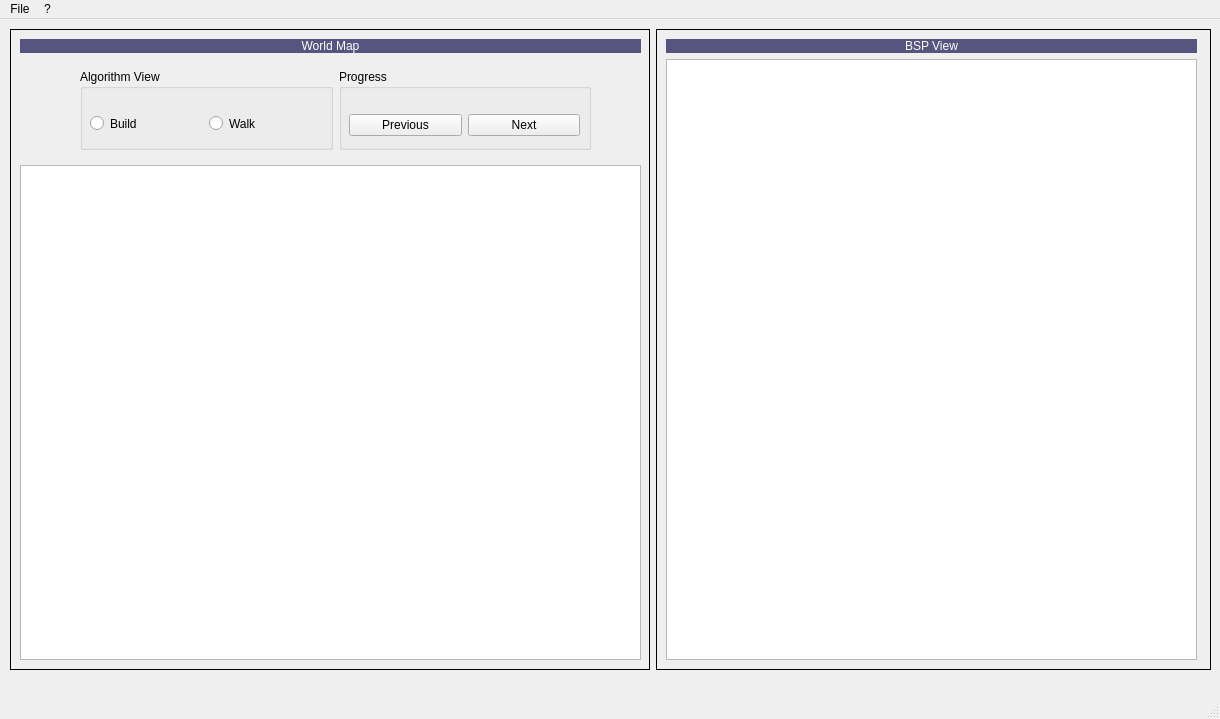
First picture: the form in apps/mainwindow.ui, repository alessandrostranieri/ut_bsp_tool, before the edit.
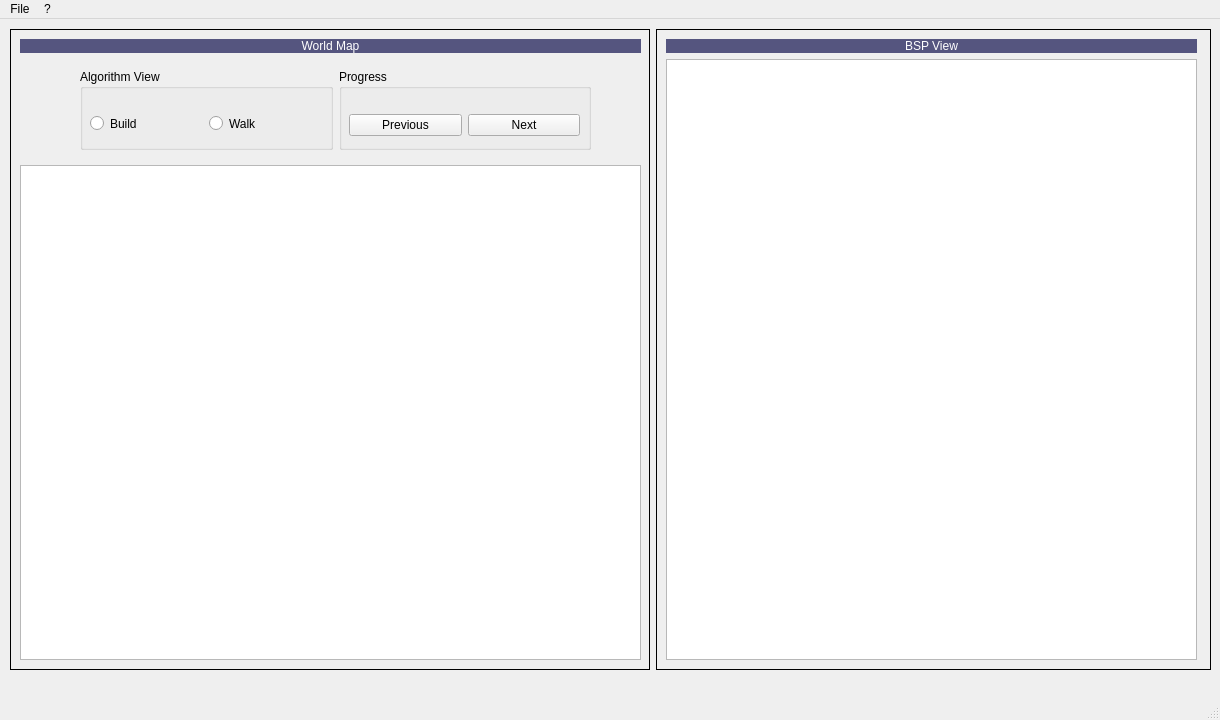
Second picture: the form after the edit.

Commit message: Player visible only Walk View #24

Diff of the .ui file:
```diff
--- a/apps/mainwindow.ui
+++ b/apps/mainwindow.ui
@@ -10,7 +10,7 @@
     <x>0</x>
     <y>0</y>
     <width>1220</width>
-    <height>719</height>
+    <height>720</height>
    </rect>
   </property>
   <property name="sizePolicy">
@@ -19,6 +19,12 @@
     <verstretch>0</verstretch>
    </sizepolicy>
   </property>
+  <property name="maximumSize">
+   <size>
+    <width>1220</width>
+    <height>720</height>
+   </size>
+  </property>
   <property name="windowTitle">
    <string>BSP Visualization Tool</string>
   </property>
@@ -27,7 +33,7 @@
   </property>
   <widget class="QWidget" name="centralwidget">
    <property name="sizePolicy">
-    <sizepolicy hsizetype="Fixed" vsizetype="Fixed">
+    <sizepolicy hsizetype="MinimumExpanding" vsizetype="MinimumExpanding">
      <horstretch>0</horstretch>
      <verstretch>0</verstretch>
     </sizepolicy>
```
The commit also changes 2 other files.
